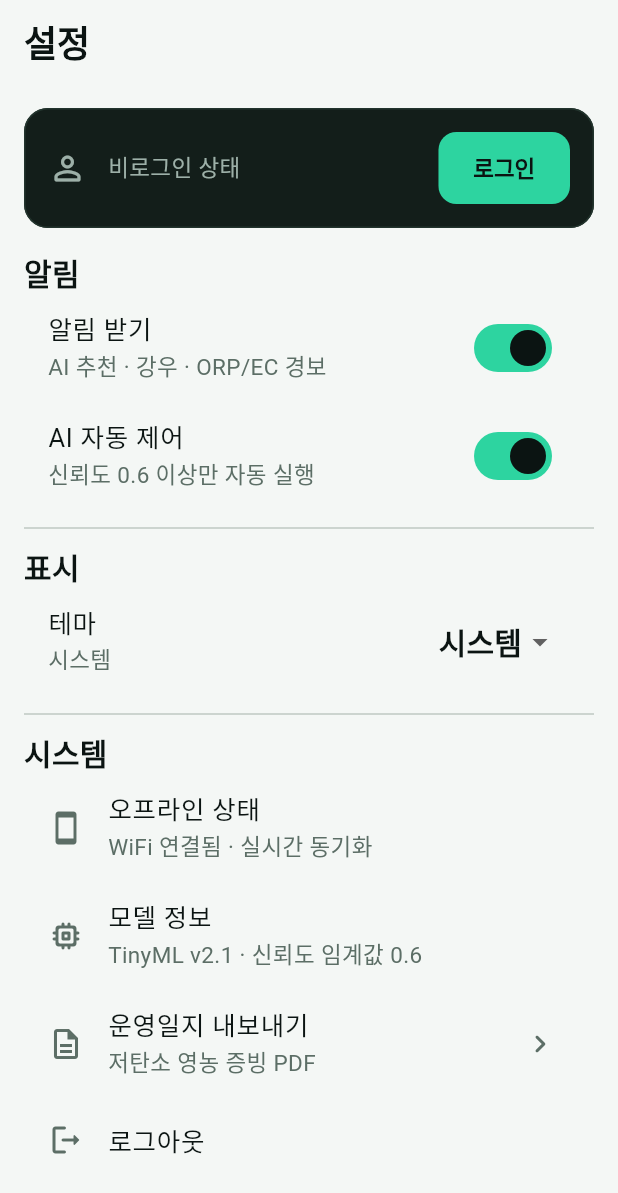
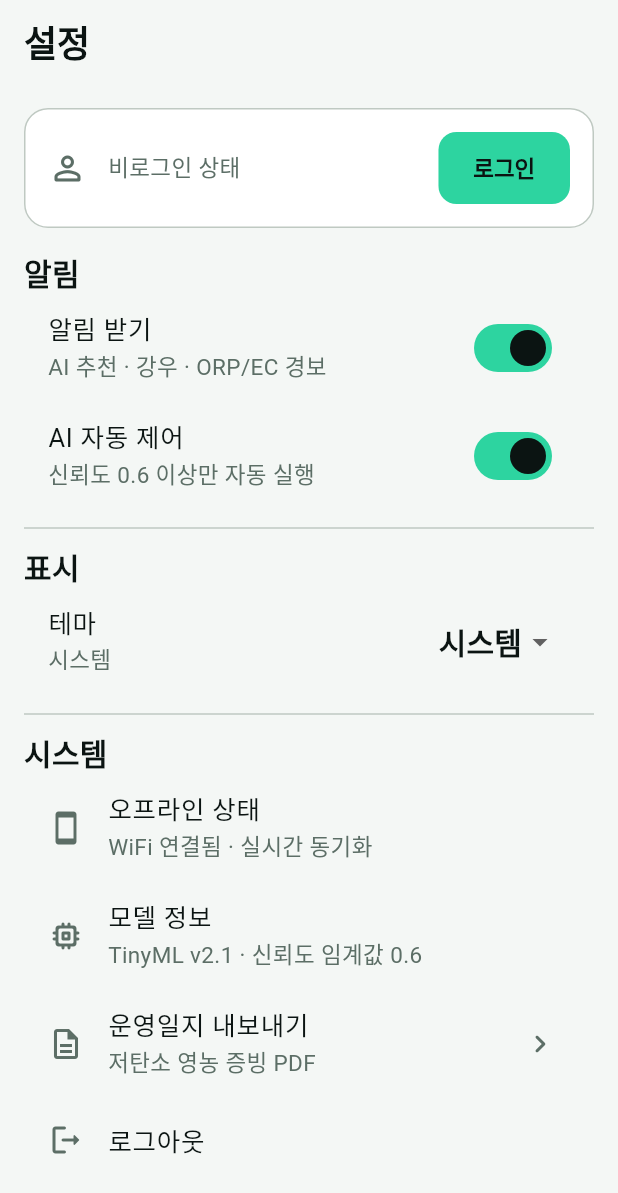
Before and after one commit to hyji08642-lgtm/smart-rice-ai, a Flutter app: the SettingsScreen screen opened by its route, on a phone screen of 412 x 824 dp. Shown: the top 1193 px of the screen. Run offline on Flutter 3.47's test engine with Material 3 defaults, Android fonts, the phone set to English and light mode, and no system bars; our stand-ins replace flutter_riverpod, go_router, shared_preferences; accounts and stored records are empty.

Commit message:
Use theme colors for account card in settings

```diff
--- a/lib/features/settings/settings_screen.dart
+++ b/lib/features/settings/settings_screen.dart
@@ -3,7 +3,6 @@ import 'package:flutter_riverpod/flutter_riverpod.dart';
 import 'package:go_router/go_router.dart';
 
 import '../../app/store/providers.dart';
-import '../../app/theme/app_colors.dart';
 
 class SettingsScreen extends ConsumerWidget {
   const SettingsScreen({super.key});
@@ -14,6 +13,7 @@ class SettingsScreen extends ConsumerWidget {
     final notifier = ref.read(settingsProvider.notifier);
     final session = ref.watch(authSessionController);
     final theme = Theme.of(context);
+    final scheme = theme.colorScheme;
 
     return Scaffold(
       appBar: AppBar(title: const Text('설정')),
@@ -22,10 +22,10 @@ class SettingsScreen extends ConsumerWidget {
         children: [
           if (session != null)
             Card(
-              color: AppColors.surface,
+              color: scheme.surface,
               shape: RoundedRectangleBorder(
                 borderRadius: BorderRadius.circular(16),
-                side: BorderSide(color: AppColors.line),
+                side: BorderSide(color: scheme.outlineVariant),
               ),
               child: Padding(
                 padding: const EdgeInsets.all(16),
@@ -35,12 +35,12 @@ class SettingsScreen extends ConsumerWidget {
                       width: 48,
                       height: 48,
                       decoration: BoxDecoration(
-                        color: AppColors.primary.withValues(alpha: 0.14),
+                        color: scheme.primary.withValues(alpha: 0.14),
                         shape: BoxShape.circle,
                       ),
-                      child: const Icon(
+                      child: Icon(
                         Icons.person_rounded,
-                        color: AppColors.primary,
+                        color: scheme.primary,
                         size: 26,
                       ),
                     ),
@@ -58,14 +58,14 @@ class SettingsScreen extends ConsumerWidget {
                           Text(
                             '로그인됨 · 사용자 ID ${session.user.id}',
                             style: theme.textTheme.labelMedium
-                                ?.copyWith(color: AppColors.textSecondary),
+                                ?.copyWith(color: scheme.onSurfaceVariant),
                           ),
                         ],
                       ),
                     ),
                     Icon(
                       Icons.verified_user_rounded,
-                      color: AppColors.riskSafe,
+                      color: scheme.primary,
                       size: 22,
                     ),
                   ],
@@ -74,18 +74,18 @@ class SettingsScreen extends ConsumerWidget {
             )
           else
             Card(
-              color: AppColors.surface,
+              color: scheme.surface,
               shape: RoundedRectangleBorder(
                 borderRadius: BorderRadius.circular(16),
-                side: BorderSide(color: AppColors.line),
+                side: BorderSide(color: scheme.outlineVariant),
               ),
               child: Padding(
                 padding: const EdgeInsets.all(16),
                 child: Row(
                   children: [
-                    const Icon(
+                    Icon(
                       Icons.person_outline_rounded,
-                      color: AppColors.textSecondary,
+                      color: scheme.onSurfaceVariant,
                       size: 26,
                     ),
                     const SizedBox(width: 14),
@@ -93,7 +93,7 @@ class SettingsScreen extends ConsumerWidget {
                       child: Text(
                         '비로그인 상태',
                         style: theme.textTheme.bodyMedium
-                            ?.copyWith(color: AppColors.textSecondary),
+                            ?.copyWith(color: scheme.onSurfaceVariant),
                       ),
                     ),
                     FilledButton(
```
